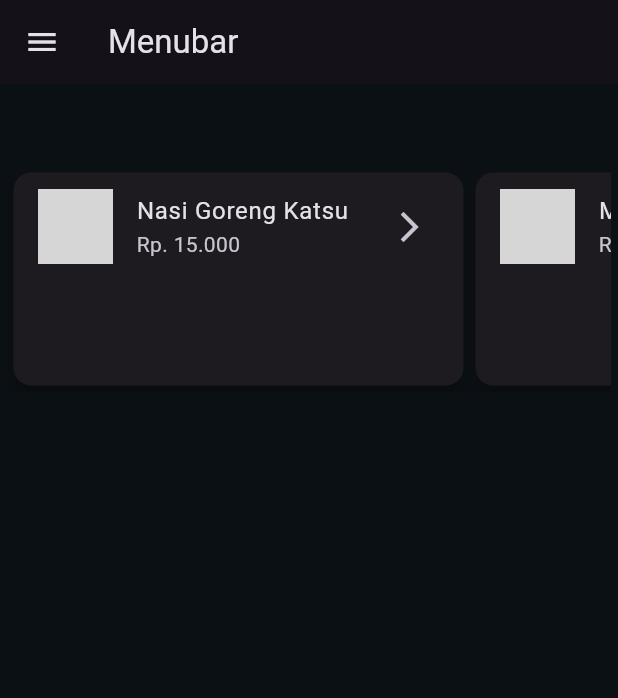
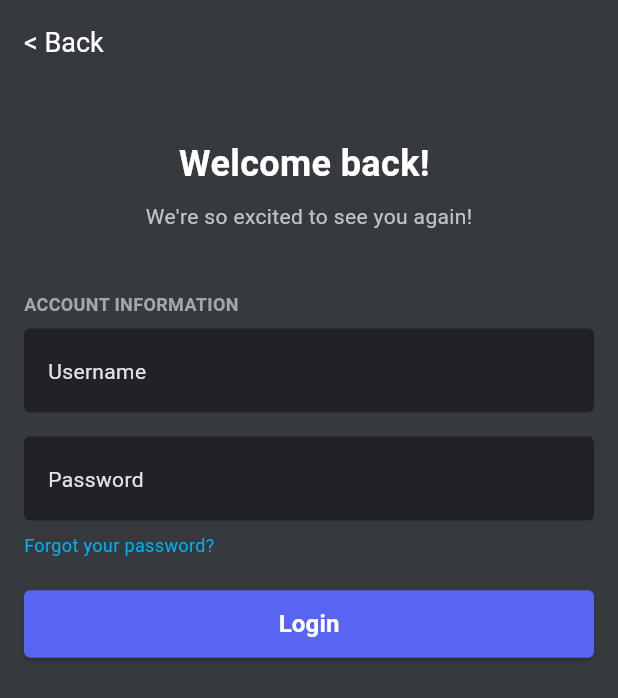
Before and after one commit to ManSoft24/Food_Menu_Item_ListView-with-Flutter, a Flutter app: the screen it shows after launch, on a phone screen of 412 x 824 dp. Shown: the top 698 px of the screen. Run offline on Flutter 3.47's test engine with Material 3 defaults, Android fonts, the phone set to English and light mode, and no system bars; our stand-ins replace get; grey boxes are pictures that could not be loaded.

Commit message:
feat(Login): Implement login data API for login clone

```diff
--- /dev/null
+++ b/lib/components/custom_button.dart
@@ -0,0 +1,33 @@
+import 'package:flutter/material.dart';
+
+class CustomButton extends StatelessWidget {
+  final String label;
+  final VoidCallback onPressedButton;
+  const CustomButton({
+    super.key,
+    required this.label,
+    required this.onPressedButton,
+  });
+
+  @override
+  Widget build(BuildContext context) {
+    return ElevatedButton(
+      onPressed: () {
+        onPressedButton();
+      },
+      style: ElevatedButton.styleFrom(
+        minimumSize: const Size.fromHeight(45),
+        backgroundColor: const Color.fromARGB(255, 88, 101, 242),
+        shape: RoundedRectangleBorder(borderRadius: BorderRadius.circular(4)),
+      ),
+      child: Text(
+        label,
+        style: TextStyle(
+          color: Colors.white,
+          fontSize: 16,
+          fontWeight: FontWeight.bold,
+        ),
+      ),
+    );
+  }
+}
--- /dev/null
+++ b/lib/components/custom_textfield.dart
@@ -0,0 +1,32 @@
+import 'package:flutter/material.dart';
+
+class CustomTextfield extends StatelessWidget {
+  final TextEditingController txtController;
+  final String myHint;
+  final bool obscureText;
+
+  const CustomTextfield({
+    super.key,
+    required this.txtController,
+    required this.myHint,
+    this.obscureText = false,
+  });
+
+  @override
+  Widget build(BuildContext context) {
+    return TextField(
+      controller: txtController,
+      style: const TextStyle(color: Colors.white),
+      obscureText: obscureText,
+      decoration: InputDecoration(
+        filled: true,
+        hint: Text(myHint),
+        fillColor: const Color.fromARGB(255, 32, 34, 37),
+        border: OutlineInputBorder(
+          borderRadius: BorderRadius.circular(4),
+          borderSide: BorderSide.none,
+        ),
+      ),
+    );
+  }
+}
--- a/lib/components/profile_component/avatar_component.dart
+++ b/lib/components/profile_component/avatar_component.dart
@@ -12,14 +12,8 @@ class AvatarComponent extends StatelessWidget {
       height: 125,
       decoration: BoxDecoration(
         shape: BoxShape.circle,
-        border: Border.all(
-          color: const Color(0xFF0B1014),
-          width: 3,
-        ),
-        image: DecorationImage(
-          image: NetworkImage(imageUrl),
-          fit: BoxFit.cover,
-        ),
+        border: Border.all(color: const Color(0xFF0B1014), width: 3),
+        image: DecorationImage(image: AssetImage(imageUrl), fit: BoxFit.cover),
       ),
     );
   }
--- /dev/null
+++ b/lib/controllers/login_clone_ctr.dart
@@ -0,0 +1,60 @@
+import 'package:aplikasi_list_makanan/routes.dart';
+import 'package:flutter/material.dart';
+import 'package:get/get.dart';
+import "package:http/http.dart" as http;
+
+import 'dart:convert';
+
+class LoginCloneCtr extends GetxController {
+  TextEditingController txtUsername = TextEditingController();
+  TextEditingController txtPassword = TextEditingController();
+
+  var isLoading = false.obs;
+
+  void login() async {
+    if (txtUsername.text.toString().isEmpty ||
+        txtPassword.text.toString().isEmpty) {
+      Get.snackbar('Error', 'Username dan Password tidak boleh kosong');
+      txtUsername.clear();
+      txtPassword.clear();
+    } else {
+      try {
+        isLoading.value = true;
+        final url = Uri.parse('https://mediadwi.com/api/latihan/login');
+
+        final response = await http.post(
+          url,
+          body: {
+            'username': txtUsername.text.toString(),
+            'password': txtPassword.text.toString(),
+          },
+        );
+        isLoading.value = false;
+
+        if (response.statusCode == 200) {
+          final data = jsonDecode(response.body);
+          if (data['status'] == true) {
+            Get.snackbar(
+              data['message'],
+              'Selamat Datang ' + txtUsername.text.toString(),
+            );
+            Get.offNamed(Routes.main_menu);
+            debugPrint("berhasil");
+          } else {
+            Get.snackbar('Error', 'Username atau Password salah');
+            debugPrint("gagal");
+            txtUsername.clear();
+            txtPassword.clear();
+          }
+        } else {
+          Get.snackbar('Error', 'Terjadi kesalahan');
+          debugPrint("response status code: ${response.statusCode}");
+          txtUsername.clear();
+          txtPassword.clear();
+        }
+      } catch (e) {
+        debugPrint("error: $e");
+      }
+    }
+  }
+}
--- a/lib/controllers/main_menu_controllers.dart
+++ b/lib/controllers/main_menu_controllers.dart
@@ -1,4 +1,3 @@
-
 import 'package:aplikasi_list_makanan/menus/history.dart';
 import 'package:aplikasi_list_makanan/menus/home.dart';
 import 'package:aplikasi_list_makanan/menus/profile.dart';
@@ -12,5 +11,5 @@ class MainMenuControllers extends GetxController {
     selectedIndex.value = index;
   }
 
-  List<Widget> ListPage = [HomePage(), ProfilePage(), HistoryPage()];
+  List<Widget> ListPage = [HomePage(), HistoryPage(), ProfilePage()];
 }
--- a/lib/main.dart
+++ b/lib/main.dart
@@ -20,7 +20,7 @@ class MyApp extends StatelessWidget {
       theme: ThemeData.dark().copyWith(
         scaffoldBackgroundColor: AppColors.scaffoldBackground,
       ),
-      initialRoute: Routes.menu_drawer,
+      initialRoute: Routes.login_clone,
       getPages: Routes.pages,
     );
   }
--- /dev/null
+++ b/lib/pages/login_clone.dart
@@ -0,0 +1,106 @@
+import 'package:aplikasi_list_makanan/controllers/login_clone_ctr.dart';
+import 'package:flutter/material.dart';
+import 'package:aplikasi_list_makanan/components/custom_button.dart';
+import 'package:aplikasi_list_makanan/components/custom_textfield.dart';
+import 'package:get/get.dart';
+
+class LoginClone extends StatelessWidget {
+  LoginClone({super.key});
+
+  final controller = Get.put(LoginCloneCtr());
+
+  @override
+  Widget build(BuildContext context) {
+    return Scaffold(
+      backgroundColor: const Color.fromARGB(255, 54, 57, 62),
+      appBar: AppBar(
+        backgroundColor: const Color.fromARGB(255, 54, 57, 62),
+        elevation: 0,
+        title: const Text(
+          '< Back',
+          style: TextStyle(color: Colors.white, fontSize: 18),
+        ),
+      ),
+      body: Padding(
+        padding: const EdgeInsets.all(16.0),
+        child: Column(
+          crossAxisAlignment: CrossAxisAlignment.start,
+          children: [
+            const SizedBox(height: 20),
+
+            Center(
+              child: Text(
+                'Welcome back! ',
+                style: TextStyle(
+                  color: Colors.white,
+                  fontSize: 24,
+                  fontWeight: FontWeight.bold,
+                ),
+              ),
+            ),
+            const SizedBox(height: 8),
+            const Center(
+              child: Text(
+                "We're so excited to see you again!",
+                style: TextStyle(
+                  color: Color.fromARGB(255, 191, 196, 203),
+                  fontSize: 14,
+                ),
+              ),
+            ),
+
+            const SizedBox(height: 40),
+
+            const Text(
+              'ACCOUNT INFORMATION',
+              style: TextStyle(
+                color: Color.fromARGB(255, 163, 166, 170),
+                fontSize: 12,
+                fontWeight: FontWeight.bold,
+              ),
+            ),
+            const SizedBox(height: 8),
+
+            Container(
+              child: CustomTextfield(
+                txtController: controller.txtUsername,
+                myHint: 'Username',
+              ),
+            ),
+            const SizedBox(height: 16),
+
+            Container(
+              child: CustomTextfield(
+                txtController: controller.txtPassword,
+                myHint: 'Password',
+              ),
+            ),
+            const SizedBox(height: 8),
+
+            Text(
+              'Forgot your password?',
+              style: const TextStyle(
+                color: Color.fromARGB(255, 0, 175, 244),
+                fontSize: 12,
+              ),
+            ),
+
+            const SizedBox(height: 20),
+
+            Obx(
+              () => controller.isLoading.value
+                  ? Center(child: CircularProgressIndicator())
+                  : CustomButton(
+                      label: 'Login',
+                      onPressedButton: () {
+                        debugPrint("Tombol LoginFormBtn berhasil ditekan!");
+                        controller.login();
+                      },
+                    ),
+            ),
+          ],
+        ),
+      ),
+    );
+  }
+}
--- a/lib/routes.dart
+++ b/lib/routes.dart
@@ -4,17 +4,21 @@ import 'package:get/get_navigation/get_navigation.dart';
 import 'package:get/get.dart';
 import 'package:aplikasi_list_makanan/pages/list_makanan_page.dart';
 import 'package:aplikasi_list_makanan/pages/detail_makanan_page.dart';
+import 'package:aplikasi_list_makanan/pages/login_clone.dart';
 
 class Routes {
   static const String list_makanan = "/list_makanan";
   static const String detail_makanan = "/detail_makanan";
   static const String main_menu = "/main_menu_pages";
   static const String menu_drawer = "/menu_drawer_pages";
+  static const String login_clone = "/login_clone";
+
 
   static final pages = [
     GetPage(name: list_makanan, page: ()=> ListMakananPage()),
     GetPage(name: detail_makanan, page: ()=> DetailMakananPage()),
     GetPage(name: main_menu, page: ()=> MainMenuPages()),
     GetPage(name: menu_drawer, page: ()=> MenuDrawerPages()),
+    GetPage(name: login_clone, page: ()=> LoginClone()),
   ];
 }
```
